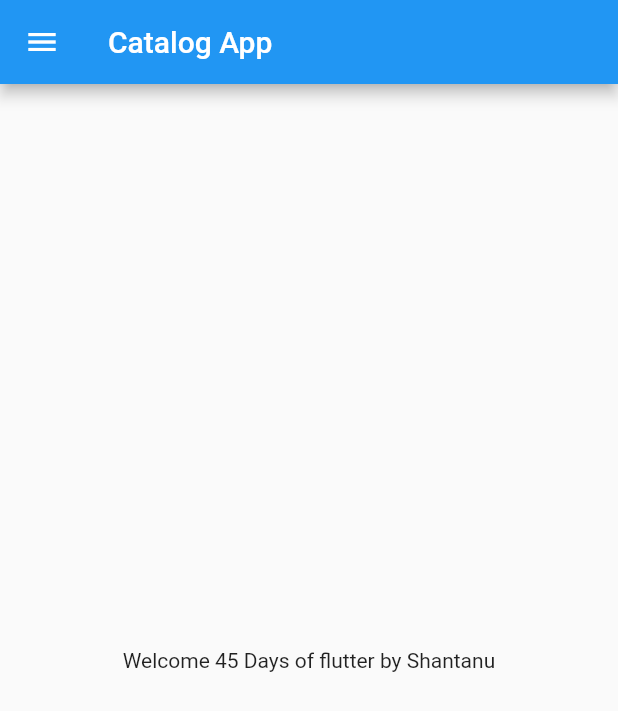
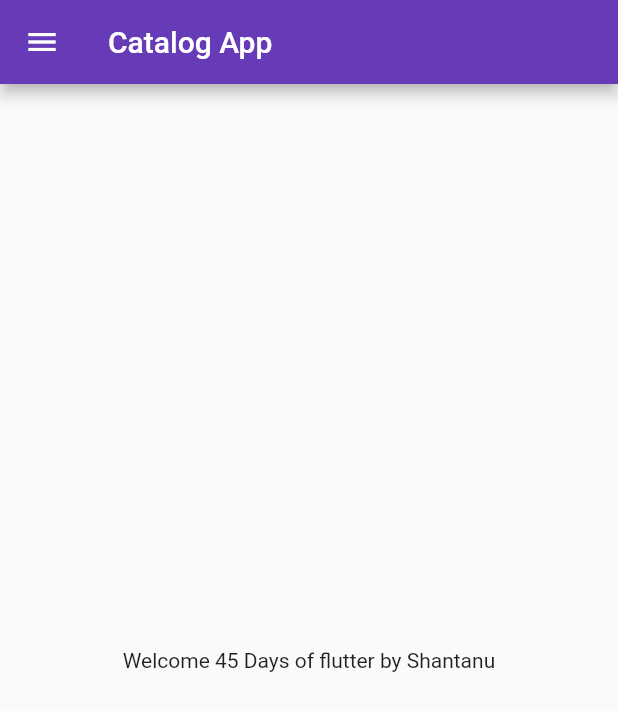
Before and after one commit to shantanu1598/30DaysOfFlutter, a Flutter app: the screen it shows after launch, on a phone screen of 412 x 824 dp. Shown: the top 711 px of the screen. Run offline on Flutter 3.47's test engine with Material 2 defaults, Android fonts, the phone set to English and light mode, and no system bars.

Commit message:
Day 3 Completed

```diff
--- a/lib/main.dart
+++ b/lib/main.dart
@@ -1,7 +1,8 @@
 // ignore_for_file: prefer_const_constructors, avoid_unnecessary_containers, duplicate_ignore
 
 import 'package:flutter/material.dart';
-import 'package:flutter_catalog/home_page.dart';
+import 'package:flutter_catalog/pages/home_page.dart';
+import 'package:flutter_catalog/pages/login_page.dart';
 
 void main() {
   runApp(MyApp());
@@ -17,10 +18,20 @@ class MyApp extends StatelessWidget {
   @override
   Widget build(BuildContext context) {
     // ignore: avoid_unnecessary_containers
-
-
     return MaterialApp(
-      home: HomePage(),
+      //  home: HomePage(),
+      themeMode: ThemeMode.light,
+      theme: ThemeData(primarySwatch: Colors.deepPurple),
+      darkTheme: ThemeData(
+        brightness: Brightness.dark,
+        primarySwatch: Colors.red,
+      ),
+      initialRoute: "/home",
+      routes: {
+        "/": (context) => LoginPage(),
+        "/login": (context) => LoginPage(),
+        "/home": (context) => HomePage(),
+      },
     );
   }
 }
```
Also changed, not shown: lib/pages/login_page.dart (added, +23 -0 lines), lib/pages/home_page.dart (renamed from lib/home_page.dart).
